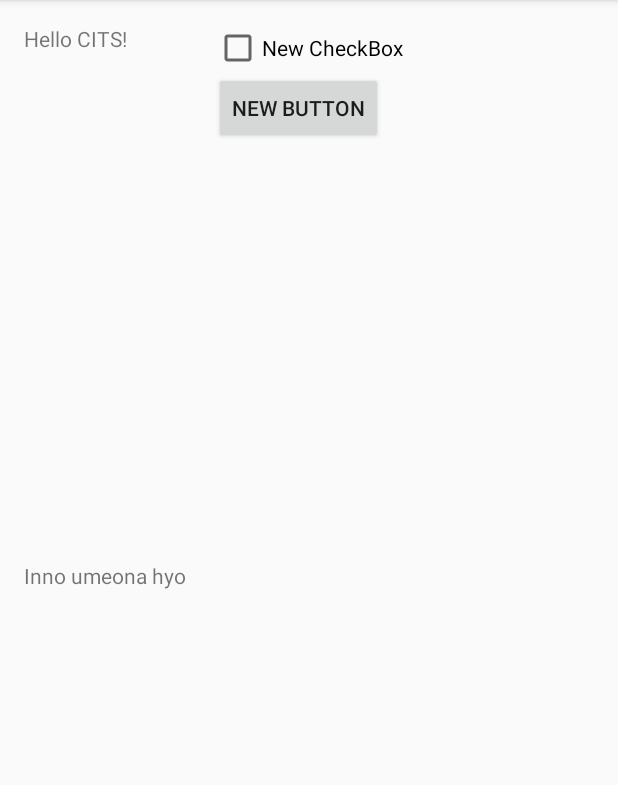
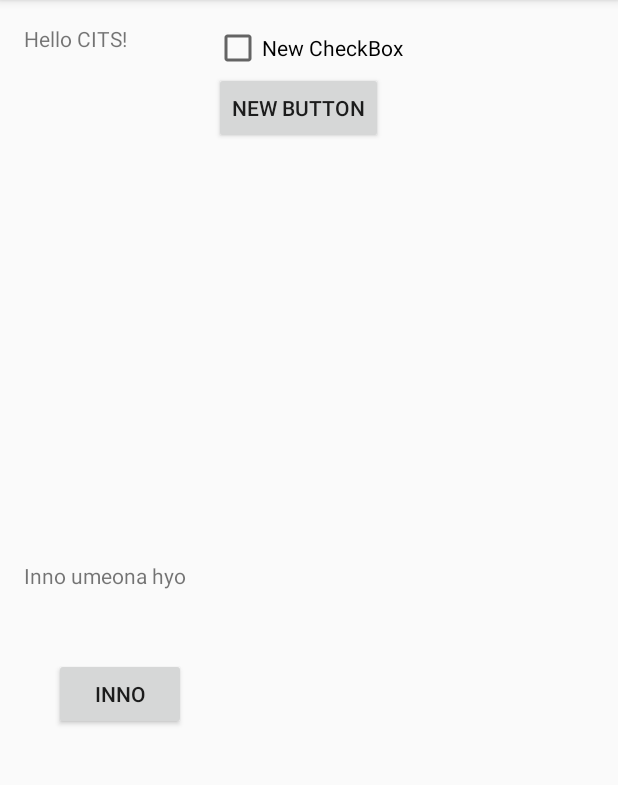
Before and after one commit to citsapps/Hello_github, an Android app: the screen it shows after launch (MainActivity), on a phone screen of 412 x 824 dp, the part 84-869 px from its top. Run offline under Robolectric (Android 15) with nearby library versions, the phone set to English and light mode, and no system bars.

Commit message:
ModifiedModifed from inno

```diff
--- a/app/src/main/res/layout/activity_main.xml
+++ b/app/src/main/res/layout/activity_main.xml
@@ -34,4 +34,13 @@
         android:layout_centerVertical="true"
         android:layout_alignParentStart="true" />
 
+    <Button
+        android:layout_width="wrap_content"
+        android:layout_height="wrap_content"
+        android:text="Inno"
+        android:id="@+id/button2"
+        android:layout_below="@+id/textView2"
+        android:layout_alignEnd="@+id/textView2"
+        android:layout_marginTop="45dp" />
+
 </RelativeLayout>
```
Also changed, not shown: 1 other file.
